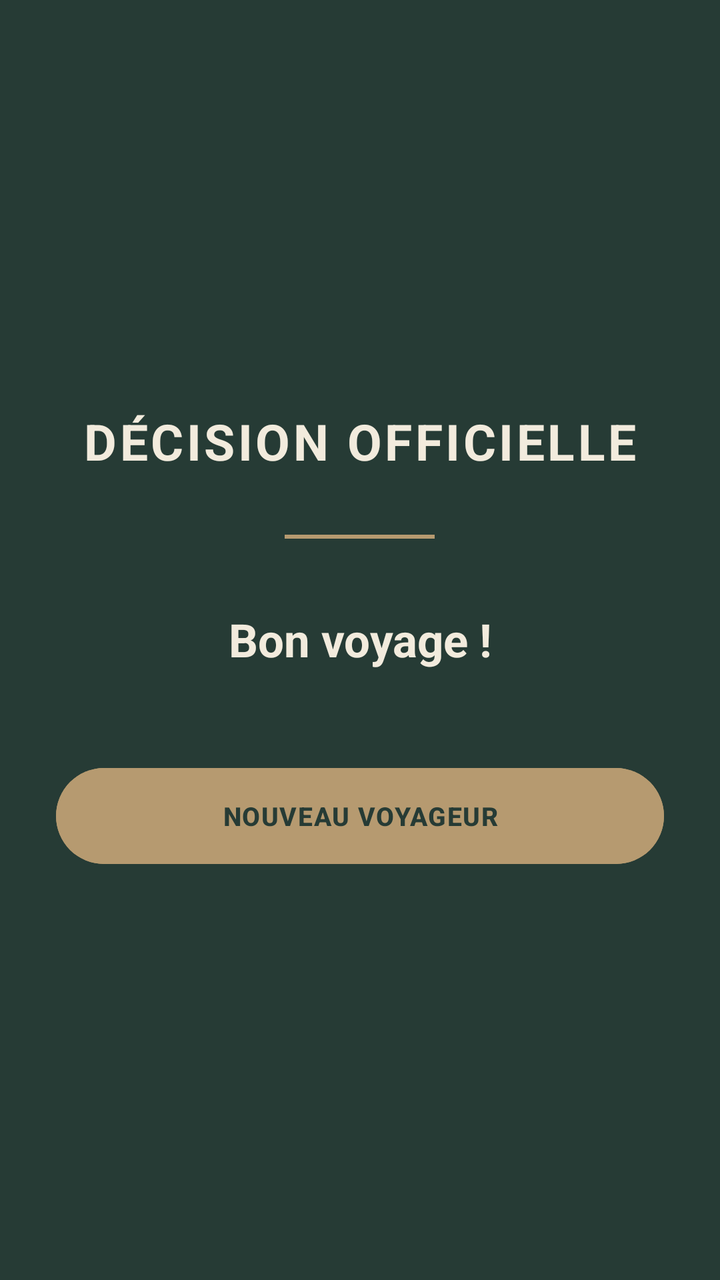
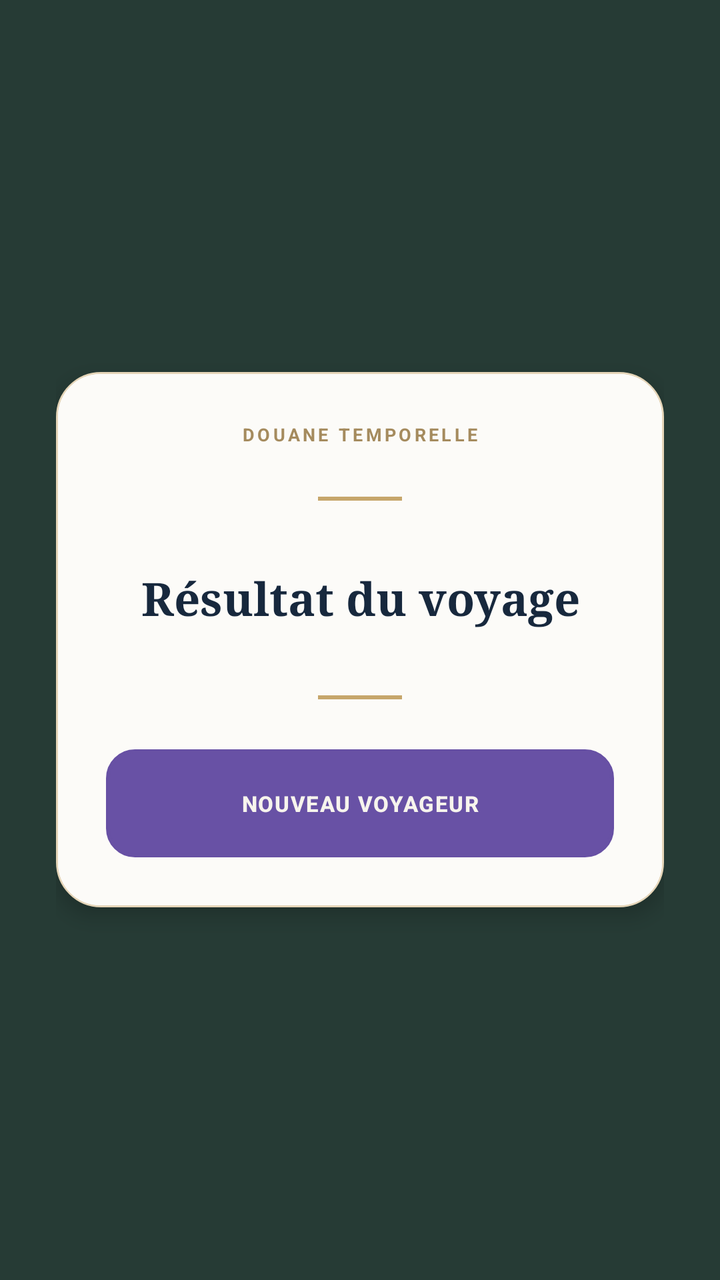

The first picture is an Android layout as it rendered before a commit; the second is the same layout after the commit. The layout source and the unified diff follow.
<!-- AndroidManifest.xml: application theme Theme.DouaneTemporelle -->
<!-- res/layout/activity_result.xml -->
<?xml version="1.0" encoding="utf-8"?>
<LinearLayout xmlns:android="http://schemas.android.com/apk/res/android"
    android:id="@+id/layout_resultat_hs"
    android:layout_width="match_parent"
    android:layout_height="match_parent"
    android:orientation="vertical"
    android:gravity="center"
    android:padding="28dp"
    android:background="#263B35">

    
    <TextView
        android:id="@+id/tv_titre_resultat_hs"
        android:layout_width="match_parent"
        android:layout_height="wrap_content"
        android:text="DÉCISION OFFICIELLE"
        android:textColor="#F2EBDD"
        android:textSize="25sp"
        android:textStyle="bold"
        android:letterSpacing="0.06"
        android:gravity="center"
        android:layout_marginBottom="30dp" />

    
    <View
        android:layout_width="75dp"
        android:layout_height="2dp"
        android:background="#B69A70"
        android:layout_marginBottom="35dp" />

    
    <TextView
        android:id="@+id/tv_message_resultat_hs"
        android:layout_width="match_parent"
        android:layout_height="wrap_content"
        android:text="Bon voyage !"
        android:textColor="#F2EBDD"
        android:textSize="23sp"
        android:textStyle="bold"
        android:gravity="center"
        android:lineSpacingExtra="8dp"
        android:layout_marginBottom="45dp" />

    
    <Button
        android:id="@+id/btn_nouveau_voyageur_hs"
        android:layout_width="match_parent"
        android:layout_height="56dp"
        android:text="NOUVEAU VOYAGEUR"
        android:textColor="#263B35"
        android:textSize="13sp"
        android:textStyle="bold"
        android:letterSpacing="0.04"
        android:backgroundTint="#B69A70"
        android:minHeight="56dp"
        android:padding="12dp" />

</LinearLayout>
<!-- resources referenced by this layout -->
<resources>
  <style name="Theme.DouaneTemporelle" parent="Base.Theme.DouaneTemporelle" />
  <style name="Base.Theme.DouaneTemporelle" parent="Theme.Material3.DayNight.NoActionBar">
          
          
      </style>
</resources>

<!-- the commit's change to res/layout/activity_result.xml (unified diff, before → after) -->
@@ -9,50 +9,71 @@
     android:background="#263B35">
 
     
-    <TextView
-        android:id="@+id/tv_titre_resultat_hs"
+    <LinearLayout
         android:layout_width="match_parent"
         android:layout_height="wrap_content"
-        android:text="DÉCISION OFFICIELLE"
-        android:textColor="#F2EBDD"
-        android:textSize="25sp"
-        android:textStyle="bold"
-        android:letterSpacing="0.06"
+        android:orientation="vertical"
         android:gravity="center"
-        android:layout_marginBottom="30dp" />
+        android:padding="25dp"
+        android:background="@drawable/bg_carte_hs"
+        android:elevation="6dp">
 
-    
-    <View
-        android:layout_width="75dp"
-        android:layout_height="2dp"
-        android:background="#B69A70"
-        android:layout_marginBottom="35dp" />
+        
+        <TextView
+            android:layout_width="match_parent"
+            android:layout_height="wrap_content"
+            android:text="DOUANE TEMPORELLE"
+            android:textColor="#A58B5E"
+            android:textSize="9sp"
+            android:textStyle="bold"
+            android:letterSpacing="0.16"
+            android:gravity="center"
+            android:layout_marginBottom="25dp" />
 
-    
-    <TextView
-        android:id="@+id/tv_message_resultat_hs"
-        android:layout_width="match_parent"
-        android:layout_height="wrap_content"
-        android:text="Bon voyage !"
-        android:textColor="#F2EBDD"
-        android:textSize="23sp"
-        android:textStyle="bold"
-        android:gravity="center"
-        android:lineSpacingExtra="8dp"
-        android:layout_marginBottom="45dp" />
+        
+        <View
+            android:layout_width="42dp"
+            android:layout_height="2dp"
+            android:background="#C6A66B"
+            android:layout_marginBottom="25dp" />
 
-    
-    <Button
-        android:id="@+id/btn_nouveau_voyageur_hs"
-        android:layout_width="match_parent"
-        android:layout_height="56dp"
-        android:text="NOUVEAU VOYAGEUR"
-        android:textColor="#263B35"
-        android:textSize="13sp"
-        android:textStyle="bold"
-        android:letterSpacing="0.04"
-        android:backgroundTint="#B69A70"
-        android:minHeight="56dp"
-        android:padding="12dp" />
+        
+        <TextView
+            android:id="@+id/tv_message_resultat_hs"
+            android:layout_width="match_parent"
+            android:layout_height="wrap_content"
+            android:text="Résultat du voyage"
+            android:textColor="#17283D"
+            android:textSize="23sp"
+            android:textStyle="bold"
+            android:fontFamily="serif"
+            android:gravity="center"
+            android:lineSpacingExtra="8dp"
+            android:padding="8dp" />
+
+        
+        <View
+            android:layout_width="42dp"
+            android:layout_height="2dp"
+            android:background="#C6A66B"
+            android:layout_marginTop="25dp"
+            android:layout_marginBottom="25dp" />
+
+        
+        <Button
+            android:id="@+id/btn_nouveau_voyageur_hs"
+            android:layout_width="match_parent"
+            android:layout_height="54dp"
+            android:text="NOUVEAU VOYAGEUR"
+            android:textColor="#F7F4ED"
+            android:textSize="11sp"
+            android:textStyle="bold"
+            android:letterSpacing="0.05"
+            android:background="@drawable/bg_bouton_hs"
+            android:backgroundTint="@null"
+            android:minHeight="54dp"
+            android:padding="8dp" />
+
+    </LinearLayout>
 
 </LinearLayout>
<!-- resource entries referenced after the edit -->
@@ -1,5 +1,64 @@
 <!-- resources referenced by this layout -->
 <resources>
+  <!-- drawable bg_bouton_hs (drawable) -->
+  <?xml version="1.0" encoding="utf-8"?>
+  <layer-list xmlns:android="http://schemas.android.com/apk/res/android">
+  
+      <item>
+          <shape android:shape="rectangle">
+              <corners android:radius="14dp"/>
+              <gradient
+                  android:angle="0"
+                  android:startColor="#243B59"
+                  android:endColor="#14263D"
+                  android:type="linear"/>
+              <stroke
+                  android:width="1dp"
+                  android:color="#C6A66B"/>
+          </shape>
+      </item>
+  
+      <item
+          android:left="1dp"
+          android:top="1dp"
+          android:right="1dp"
+          android:bottom="1dp">
+          <shape android:shape="rectangle">
+              <corners android:radius="13dp"/>
+              <stroke
+                  android:width="1dp"
+                  android:color="#35FFFFFF"/>
+              <solid android:color="#08FFFFFF"/>
+          </shape>
+      </item>
+  
+  </layer-list>
+  <!-- drawable bg_carte_hs (drawable) -->
+  <?xml version="1.0" encoding="utf-8"?>
+  <layer-list xmlns:android="http://schemas.android.com/apk/res/android">
+  
+      <item>
+          <shape android:shape="rectangle">
+              <corners android:radius="22dp"/>
+              <solid android:color="#FFFFFF"/>
+              <stroke
+                  android:width="1dp"
+                  android:color="#E5D5B8"/>
+          </shape>
+      </item>
+  
+      <item
+          android:left="1dp"
+          android:top="1dp"
+          android:right="1dp"
+          android:bottom="1dp">
+          <shape android:shape="rectangle">
+              <corners android:radius="21dp"/>
+              <solid android:color="#FCFBF8"/>
+          </shape>
+      </item>
+  
+  </layer-list>
   <style name="Theme.DouaneTemporelle" parent="Base.Theme.DouaneTemporelle" />
   <style name="Base.Theme.DouaneTemporelle" parent="Theme.Material3.DayNight.NoActionBar">
           
